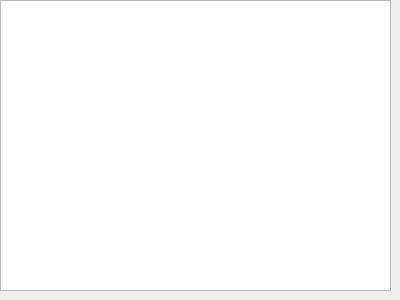
Old version of the form visualizations/ui_rawvaluewidget.ui in the repository mbernasocchi/multiview.
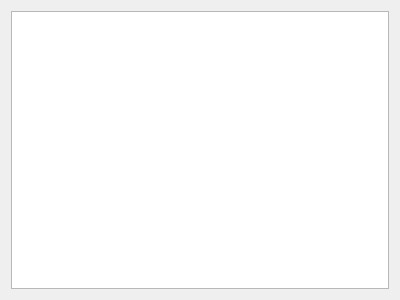
New version of the form.

```diff
--- a/visualizations/ui_rawvaluewidget.ui
+++ b/visualizations/ui_rawvaluewidget.ui
@@ -13,16 +13,11 @@
   <property name="windowTitle">
    <string>Form</string>
   </property>
-  <widget class="QTextBrowser" name="display">
-   <property name="geometry">
-    <rect>
-     <x>0</x>
-     <y>0</y>
-     <width>391</width>
-     <height>291</height>
-    </rect>
-   </property>
-  </widget>
+  <layout class="QVBoxLayout" name="verticalLayout">
+   <item>
+    <widget class="QTextBrowser" name="display"/>
+   </item>
+  </layout>
  </widget>
  <resources/>
  <connections/>
```
